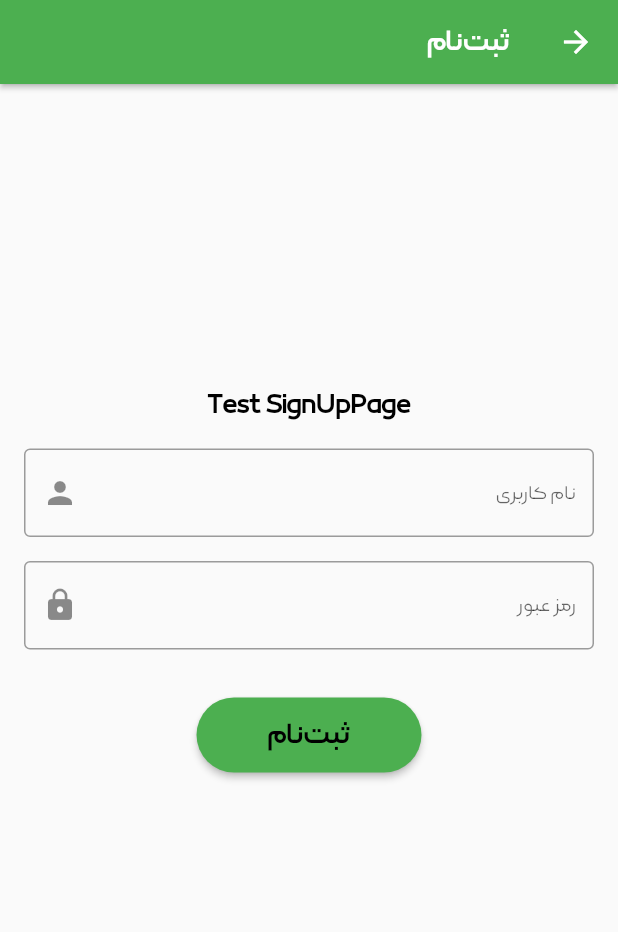
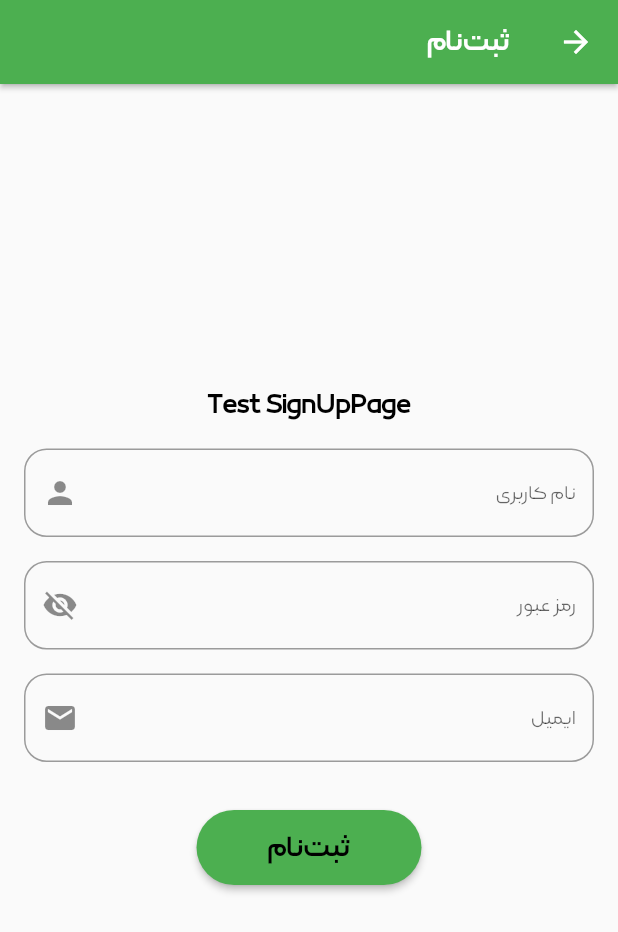
Before and after one commit to ghaemaliabadi/unlimited-heap-ap401, a Flutter app: the SignUpPage screen opened directly, on a phone screen of 412 x 824 dp. Shown: the top 932 px of the screen. Run offline on Flutter 3.47's test engine with Material 2 defaults, Android fonts, the phone set to English and light mode, and no system bars; our stand-ins replace dropdown_button2; missing offline and left inert: tab_container.

Commit message:
chore: added the email form and password invisibility option

```diff
--- a/lib/screens/SignUpPage.dart
+++ b/lib/screens/SignUpPage.dart
@@ -10,6 +10,9 @@ class SignUpPage extends StatefulWidget {
 }
 
 class _SignUpPageState extends State<SignUpPage> {
+
+  bool visiblePassword = false;
+
   @override
   Widget build(BuildContext context) {
     return Scaffold(
@@ -24,35 +27,64 @@ class _SignUpPageState extends State<SignUpPage> {
         mainAxisAlignment: MainAxisAlignment.center,
         mainAxisSize: MainAxisSize.min,
         children: [
-          const SizedBox(height: 200.0),
+          const SizedBox(height: 200.0),    // TODO: add a person picture
           Padding(
-              padding: const EdgeInsets.fromLTRB(0, 0, 0, 16),
+              padding: const EdgeInsets.fromLTRB(0, 0, 0, 16.0),
               child: Text(
                   "Test SignUpPage",
                   style: Theme.of(context).textTheme.headline1
               )
           ),
-          const Padding(
-            padding: EdgeInsets.fromLTRB(16.0, 0.0, 16.0, 16.0),
+          Padding(
+            padding: const EdgeInsets.fromLTRB(16.0, 0.0, 16.0, 16.0),
             child: TextField(
               decoration: InputDecoration(
                 alignLabelWithHint: true,
                 labelText: 'نام کاربری',
-                // hintText: 'نام کاربری خود را وارد کنید',
-                border: OutlineInputBorder(),
-                suffixIcon: Icon(Icons.person),
+                // hintText: 'نام کاربری',
+                border: OutlineInputBorder(
+                    borderRadius: BorderRadius.circular(15),
+                ),
+                suffixIcon: const Icon(Icons.person),
               ),
             ),
           ),
-          const Padding(
-            padding: EdgeInsets.fromLTRB(16.0, 0.0, 16.0, 16.0),
+          Padding(
+            padding: const EdgeInsets.fromLTRB(16.0, 0.0, 16.0, 16.0),
             child: TextField(
-              obscureText: true,
+              obscureText: visiblePassword,
               decoration: InputDecoration(
+                alignLabelWithHint: true,
                 labelText: 'رمز عبور',
                 // hintText: 'رمز عبور',
-                border: OutlineInputBorder(),
-                suffixIcon: Icon(Icons.lock),
+                border: OutlineInputBorder(
+                    borderRadius: BorderRadius.circular(15),
+                ),
+                suffixIcon: IconButton(
+                  icon: Icon(visiblePassword
+                      ? Icons.visibility
+                      : Icons.visibility_off
+                  ),
+                  onPressed: () {
+                    setState(() {
+                      visiblePassword = !visiblePassword;
+                    });
+                  },
+                ),
+              ),
+            ),
+          ),
+          Padding(
+            padding: const EdgeInsets.fromLTRB(16.0, 0.0, 16.0, 16.0),
+            child: TextField(
+              decoration: InputDecoration(
+                alignLabelWithHint: true,
+                labelText: 'ایمیل',
+                // hintText: 'ایمیل',
+                border: OutlineInputBorder(
+                  borderRadius: BorderRadius.circular(15),
+                ),
+                suffixIcon: const Icon(Icons.email),
               ),
             ),
           ),
@@ -68,7 +100,7 @@ class _SignUpPageState extends State<SignUpPage> {
                 ),
               ),
             ),
-            child: Text(
+            child: Text(    // TODO: relocate the button
                 'ثبت‌نام',
                 style: Theme.of(context).textTheme.headline1
             ),
```
